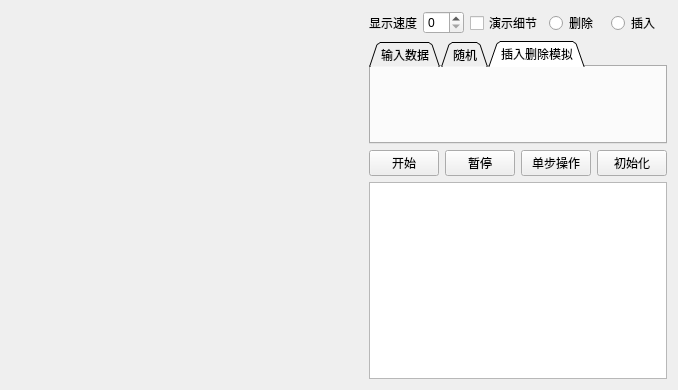
dayu521/RBtreedemo, file widget.ui: the form before one commit.
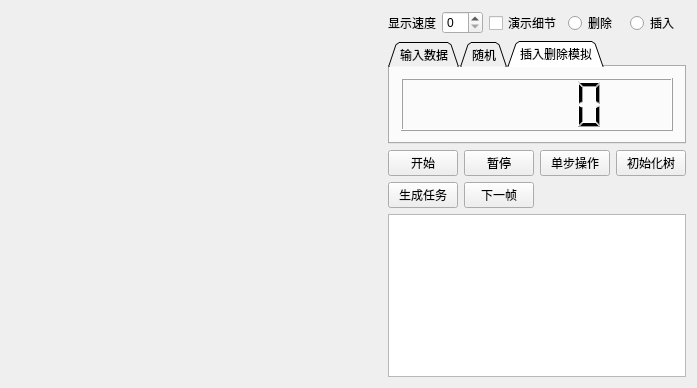
The form after the commit. The open tabs and pages were chosen to show the change. Custom widgets are drawn as their Qt base class.

Commit message: 代码写得好烂. 今天搞定了插入的逐步跟踪功能,昨天好像还觉得没头绪. 2019/8/26 基本上状态就是每天 先思考,修改昨天的错误,再想想明天的任务

```diff
--- a/widget.ui
+++ b/widget.ui
@@ -6,8 +6,8 @@
    <rect>
     <x>0</x>
     <y>0</y>
-    <width>678</width>
-    <height>390</height>
+    <width>697</width>
+    <height>388</height>
    </rect>
   </property>
   <property name="sizePolicy">
@@ -19,7 +19,7 @@
   <property name="windowTitle">
    <string>Widget</string>
   </property>
-  <layout class="QHBoxLayout" name="horizontalLayout_7">
+  <layout class="QHBoxLayout" name="horizontalLayout_5">
    <item>
     <widget class="TreeShow" name="_TreeShow">
      <property name="sizePolicy">
@@ -46,7 +46,7 @@
     </widget>
    </item>
    <item>
-    <layout class="QGridLayout" name="gridLayout">
+    <layout class="QGridLayout" name="gridLayout_2">
      <item row="0" column="0">
       <layout class="QHBoxLayout" name="horizontalLayout_3">
        <item>
@@ -241,12 +241,17 @@
         <attribute name="title">
          <string>插入删除模拟</string>
         </attribute>
+        <layout class="QHBoxLayout" name="horizontalLayout_7">
+         <item>
+          <widget class="QLCDNumber" name="lcdNumber"/>
+         </item>
+        </layout>
        </widget>
       </widget>
      </item>
      <item row="2" column="0">
-      <layout class="QHBoxLayout" name="horizontalLayout_5">
-       <item>
+      <layout class="QGridLayout" name="gridLayout">
+       <item row="0" column="0">
         <widget class="QPushButton" name="_PushButtonStart">
          <property name="maximumSize">
           <size>
@@ -259,7 +264,7 @@
          </property>
         </widget>
        </item>
-       <item>
+       <item row="0" column="1">
         <widget class="QPushButton" name="_PushButtonStop">
          <property name="maximumSize">
           <size>
@@ -272,7 +277,7 @@
          </property>
         </widget>
        </item>
-       <item>
+       <item row="0" column="2">
         <widget class="QPushButton" name="_PushButtonStep1">
          <property name="maximumSize">
           <size>
@@ -285,7 +290,7 @@
          </property>
         </widget>
        </item>
-       <item>
+       <item row="0" column="3">
         <widget class="QPushButton" name="_PushButtonInitial">
          <property name="maximumSize">
           <size>
@@ -294,7 +299,45 @@
           </size>
          </property>
          <property name="text">
-          <string>初始化</string>
+          <string>初始化树</string>
+         </property>
+        </widget>
+       </item>
+       <item row="1" column="0">
+        <widget class="QPushButton" name="_PushButtonForTask">
+         <property name="sizePolicy">
+          <sizepolicy hsizetype="Fixed" vsizetype="Fixed">
+           <horstretch>0</horstretch>
+           <verstretch>0</verstretch>
+          </sizepolicy>
+         </property>
+         <property name="maximumSize">
+          <size>
+           <width>70</width>
+           <height>16777215</height>
+          </size>
+         </property>
+         <property name="text">
+          <string>生成任务</string>
+         </property>
+        </widget>
+       </item>
+       <item row="1" column="1">
+        <widget class="QPushButton" name="_PushButtonNext">
+         <property name="sizePolicy">
+          <sizepolicy hsizetype="Fixed" vsizetype="Fixed">
+           <horstretch>0</horstretch>
+           <verstretch>0</verstretch>
+          </sizepolicy>
+         </property>
+         <property name="maximumSize">
+          <size>
+           <width>70</width>
+           <height>16777215</height>
+          </size>
+         </property>
+         <property name="text">
+          <string>下一帧</string>
          </property>
         </widget>
        </item>
```
Left out of the diff: 4 changed lines with no effect on the pictures. The commit also changes 5 other files.
